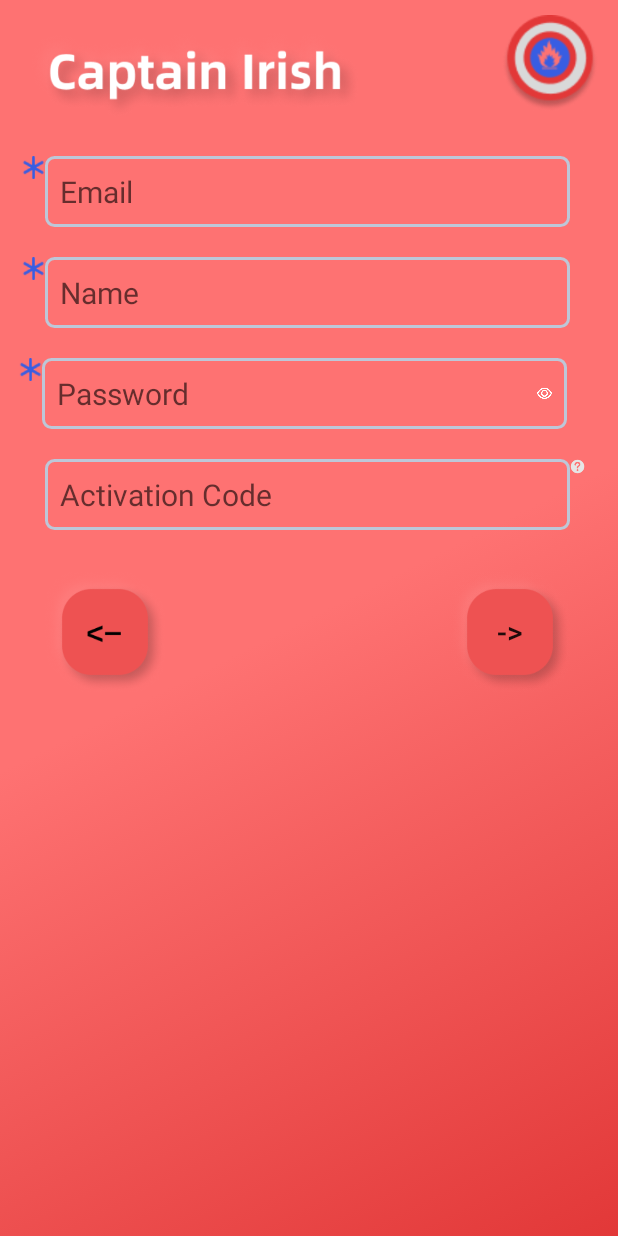
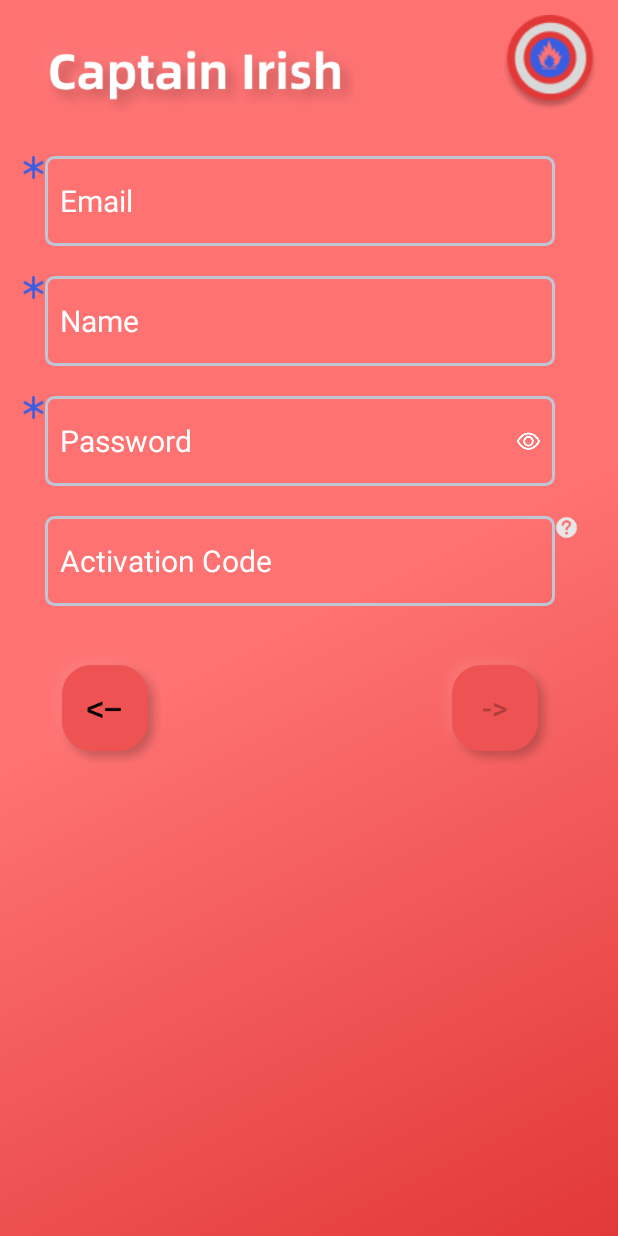
Before and after one commit to marvinliuu/ASE_Group5, an Android app: the RegisterFragment screen opened directly, with no data from a screen before it, on a phone screen of 412 x 824 dp. Run offline under Robolectric (Android 15) with nearby library versions, the phone set to English and light mode, and no system bars.

Commit message:
23.02.09 - Register page update and login page update (password visible & format adjustment) - Haoxian Liu

```diff
--- a/testDisasterEvent/app/src/main/java/com/example/testdisasterevent/ui/register/RegisterFragment.java
+++ b/testDisasterEvent/app/src/main/java/com/example/testdisasterevent/ui/register/RegisterFragment.java
@@ -76,7 +76,7 @@ public class RegisterFragment extends Fragment {
 
         pwdVisible = binding.passwordVisible;
         actDescription = binding.ActivationExplanation;
-
+        registerFinish.setEnabled(false);
 
         return root;
     }
--- a/testDisasterEvent/app/src/main/res/layout/register_fragment.xml
+++ b/testDisasterEvent/app/src/main/res/layout/register_fragment.xml
@@ -14,10 +14,10 @@
         android:layout_height="64dp"
         android:layout_marginTop="10dp"
         android:layout_marginRight="13dp"
+        android:background="@drawable/disaster_fire_logo"
         android:scaleType="fitXY"
-        android:background="@drawable/disaster_fire_logo"
-        app:layout_constraintTop_toTopOf="parent"
-        app:layout_constraintEnd_toEndOf="parent" />
+        app:layout_constraintEnd_toEndOf="parent"
+        app:layout_constraintTop_toTopOf="parent" />
 
     <ImageView
         android:id="@+id/textView"
@@ -29,6 +29,7 @@
         android:scaleType="fitXY"
         app:layout_constraintTop_toTopOf="parent"
         app:layout_constraintStart_toStartOf="parent" />
+
 
     <ImageView
         android:id="@+id/mustFilledIn"
@@ -87,30 +88,31 @@
 
     <Button
         android:id="@+id/ActivationExplanation"
-        android:layout_width="10dp"
-        android:layout_height="10dp"
+        android:layout_width="15dp"
+        android:layout_height="15dp"
+        android:layout_marginLeft="0dp"
         android:layout_marginRight="10dp"
-        android:layout_marginLeft="0dp"
+        android:background="@drawable/register_activation_explanation"
+        android:onClick="openPopWindow"
         android:scaleType="fitXY"
-        android:onClick="openPopWindow"
-        android:background="@drawable/register_activation_explanation"
         app:layout_constraintLeft_toRightOf="@+id/registerActivationCode"
         app:layout_constraintTop_toTopOf="@+id/registerActivationCode" />
 
     <EditText
         android:id="@+id/registerEmail"
-        android:layout_width="wrap_content"
-        android:layout_height="wrap_content"
+        android:layout_width="340dp"
+        android:layout_height="60dp"
         android:layout_marginStart="30dp"
         android:layout_marginTop="104dp"
+        android:background="@drawable/bg_edittext"
+        android:ems="15"
+        android:hint="Email"
+        android:textColorHint="@color/white"
+        android:inputType="textPersonName"
+        android:paddingLeft="10dp"
         android:paddingTop="10dp"
         android:paddingBottom="10dp"
-        android:paddingLeft="10dp"
         android:textSize="20dp"
-        android:background="@drawable/bg_edittext"
-        android:ems="15"
-        android:inputType="textPersonName"
-        android:hint="Email"
         app:layout_constraintEnd_toEndOf="@dimen/activity_horizontal_margin"
         app:layout_constraintHorizontal_bias="0.135"
         app:layout_constraintStart_toStartOf="parent"
@@ -119,18 +121,18 @@
 
     <EditText
         android:id="@+id/registerName"
-        android:layout_width="wrap_content"
-        android:layout_height="wrap_content"
+        android:layout_width="340dp"
+        android:layout_height="60dp"
         android:layout_marginStart="30dp"
         android:layout_marginTop="20dp"
+        android:background="@drawable/bg_edittext"
+        android:ems="15"
+        android:hint="Name"
+        android:textColorHint="@color/white"
+        android:paddingLeft="10dp"
         android:paddingTop="10dp"
         android:paddingBottom="10dp"
-        android:paddingLeft="10dp"
         android:textSize="20dp"
-        android:background="@drawable/bg_edittext"
-        android:ems="15"
-
-        android:hint="Name"
         app:layout_constraintBottom_toBottomOf="@dimen/activity_horizontal_margin"
         app:layout_constraintEnd_toEndOf="@dimen/activity_horizontal_margin"
         app:layout_constraintStart_toStartOf="parent"
@@ -139,13 +141,14 @@
 
     <EditText
         android:id="@+id/registerPassword"
-        android:layout_width="wrap_content"
-        android:layout_height="wrap_content"
-        android:layout_marginStart="28dp"
+        android:layout_width="340dp"
+        android:layout_height="60dp"
+        android:layout_marginStart="30dp"
         android:layout_marginTop="20dp"
         android:background="@drawable/bg_edittext"
         android:ems="15"
         android:hint="Password"
+        android:textColorHint="@color/white"
         android:inputType="textPassword"
         android:paddingLeft="10dp"
         android:paddingTop="10dp"
@@ -158,17 +161,18 @@
 
     <EditText
         android:id="@+id/registerActivationCode"
-        android:layout_width="wrap_content"
-        android:layout_height="wrap_content"
+        android:layout_width="340dp"
+        android:layout_height="60dp"
         android:layout_marginStart="30dp"
         android:layout_marginTop="20dp"
-        android:paddingTop="10dp"
-        android:paddingBottom="10dp"
-        android:paddingLeft="10dp"
-        android:textSize="20dp"
         android:background="@drawable/bg_edittext"
         android:ems="15"
         android:hint="Activation Code"
+        android:textColorHint="@color/white"
+        android:paddingLeft="10dp"
+        android:paddingTop="10dp"
+        android:paddingBottom="10dp"
+        android:textSize="20dp"
         app:layout_constraintBottom_toBottomOf="@dimen/activity_horizontal_margin"
         app:layout_constraintEnd_toEndOf="@dimen/activity_horizontal_margin"
         app:layout_constraintStart_toStartOf="parent"
@@ -176,13 +180,13 @@
 
     <ImageView
         android:id="@+id/passwordVisible"
-        android:layout_width="10dp"
-        android:layout_height="10dp"
+        android:layout_width="15dp"
+        android:layout_height="15dp"
         android:layout_marginRight="10dp"
+        android:background="@drawable/eye1"
         android:scaleType="fitXY"
-        android:background="@drawable/eye1"
+        app:layout_constraintBottom_toBottomOf="@+id/registerPassword"
         app:layout_constraintRight_toRightOf="@+id/registerPassword"
-        app:layout_constraintTop_toTopOf="@+id/registerPassword"
-        app:layout_constraintBottom_toBottomOf="@+id/registerPassword"/>
+        app:layout_constraintTop_toTopOf="@+id/registerPassword" />
 
 </androidx.constraintlayout.widget.ConstraintLayout>
```
Also changed, not shown: testDisasterEvent/app/src/main/java/com/example/testdisasterevent/ui/login/LoginActivity.java (+28 -1 lines), testDisasterEvent/app/src/main/res/layout/activity_login.xml (+17 -5 lines).
